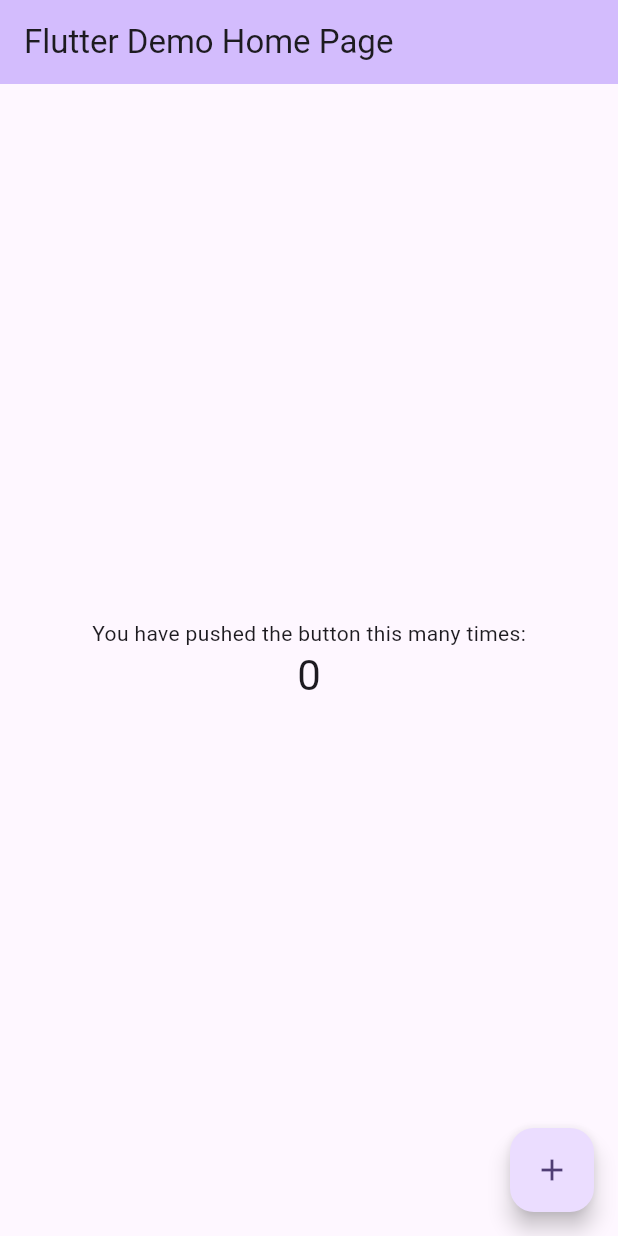
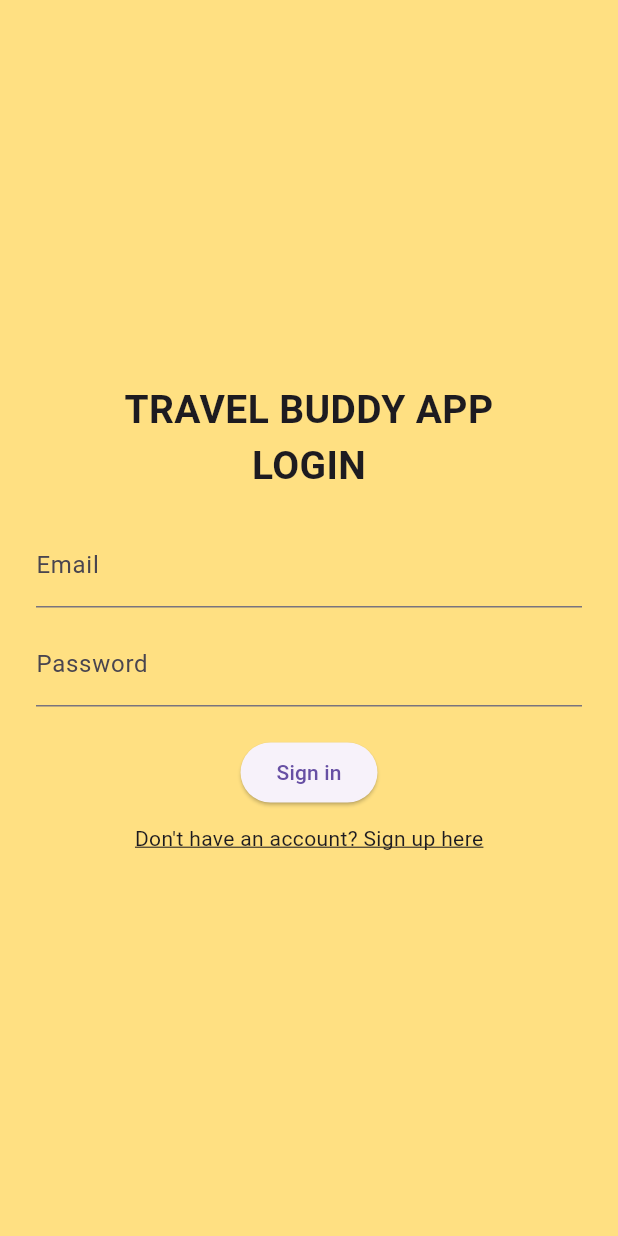
Before and after one commit to YummyFrog/Travel-Buddies-App-MAD, a Flutter app: the screen it shows after launch, on a phone screen of 412 x 824 dp. Run offline on Flutter 3.47's test engine with Material 3 defaults, Android fonts, the phone set to English and light mode, and no system bars; our stand-ins replace firebase_auth, firebase_core; accounts and stored records are empty.

Commit message:
enabled firebase, created placeholder for each screen

```diff
--- a/lib/main.dart
+++ b/lib/main.dart
@@ -1,122 +1,45 @@
 import 'package:flutter/material.dart';
+import 'package:firebase_core/firebase_core.dart';
+import 'package:firebase_auth/firebase_auth.dart';
+import 'screens/login_screen.dart';
+import 'screens/home_screen.dart';
 
-void main() {
-  runApp(const MyApp());
+void main() async {
+  WidgetsFlutterBinding.ensureInitialized();
+  await Firebase.initializeApp();
+  runApp(const TravelBuddyApp());
 }
 
-class MyApp extends StatelessWidget {
-  const MyApp({super.key});
+class TravelBuddyApp extends StatelessWidget {
+  const TravelBuddyApp({Key? key}) : super(key: key);
 
-  // This widget is the root of your application.
   @override
   Widget build(BuildContext context) {
     return MaterialApp(
-      title: 'Flutter Demo',
+      title: 'Travel Buddy',
+      debugShowCheckedModeBanner: false,
       theme: ThemeData(
-        // This is the theme of your application.
-        //
-        // TRY THIS: Try running your application with "flutter run". You'll see
-        // the application has a purple toolbar. Then, without quitting the app,
-        // try changing the seedColor in the colorScheme below to Colors.green
-        // and then invoke "hot reload" (save your changes or press the "hot
-        // reload" button in a Flutter-supported IDE, or press "r" if you used
-        // the command line to start the app).
-        //
-        // Notice that the counter didn't reset back to zero; the application
-        // state is not lost during the reload. To reset the state, use hot
-        // restart instead.
-        //
-        // This works for code too, not just values: Most code changes can be
-        // tested with just a hot reload.
-        colorScheme: ColorScheme.fromSeed(seedColor: Colors.deepPurple),
+        primarySwatch: Colors.orange,
       ),
-      home: const MyHomePage(title: 'Flutter Demo Home Page'),
+      home: AuthWrapper(),
     );
   }
 }
 
-class MyHomePage extends StatefulWidget {
-  const MyHomePage({super.key, required this.title});
-
-  // This widget is the home page of your application. It is stateful, meaning
-  // that it has a State object (defined below) that contains fields that affect
-  // how it looks.
-
-  // This class is the configuration for the state. It holds the values (in this
-  // case the title) provided by the parent (in this case the App widget) and
-  // used by the build method of the State. Fields in a Widget subclass are
-  // always marked "final".
-
-  final String title;
-
-  @override
-  State<MyHomePage> createState() => _MyHomePageState();
-}
-
-class _MyHomePageState extends State<MyHomePage> {
-  int _counter = 0;
-
-  void _incrementCounter() {
-    setState(() {
-      // This call to setState tells the Flutter framework that something has
-      // changed in this State, which causes it to rerun the build method below
-      // so that the display can reflect the updated values. If we changed
-      // _counter without calling setState(), then the build method would not be
-      // called again, and so nothing would appear to happen.
-      _counter++;
-    });
-  }
-
+class AuthWrapper extends StatelessWidget {
   @override
   Widget build(BuildContext context) {
-    // This method is rerun every time setState is called, for instance as done
-    // by the _incrementCounter method above.
-    //
-    // The Flutter framework has been optimized to make rerunning build methods
-    // fast, so that you can just rebuild anything that needs updating rather
-    // than having to individually change instances of widgets.
-    return Scaffold(
-      appBar: AppBar(
-        // TRY THIS: Try changing the color here to a specific color (to
-        // Colors.amber, perhaps?) and trigger a hot reload to see the AppBar
-        // change color while the other colors stay the same.
-        backgroundColor: Theme.of(context).colorScheme.inversePrimary,
-        // Here we take the value from the MyHomePage object that was created by
-        // the App.build method, and use it to set our appbar title.
-        title: Text(widget.title),
-      ),
-      body: Center(
-        // Center is a layout widget. It takes a single child and positions it
-        // in the middle of the parent.
-        child: Column(
-          // Column is also a layout widget. It takes a list of children and
-          // arranges them vertically. By default, it sizes itself to fit its
-          // children horizontally, and tries to be as tall as its parent.
-          //
-          // Column has various properties to control how it sizes itself and
-          // how it positions its children. Here we use mainAxisAlignment to
-          // center the children vertically; the main axis here is the vertical
-          // axis because Columns are vertical (the cross axis would be
-          // horizontal).
-          //
-          // TRY THIS: Invoke "debug painting" (choose the "Toggle Debug Paint"
-          // action in the IDE, or press "p" in the console), to see the
-          // wireframe for each widget.
-          mainAxisAlignment: MainAxisAlignment.center,
-          children: <Widget>[
-            const Text('You have pushed the button this many times:'),
-            Text(
-              '$_counter',
-              style: Theme.of(context).textTheme.headlineMedium,
-            ),
-          ],
-        ),
-      ),
-      floatingActionButton: FloatingActionButton(
-        onPressed: _incrementCounter,
-        tooltip: 'Increment',
-        child: const Icon(Icons.add),
-      ), // This trailing comma makes auto-formatting nicer for build methods.
+    return StreamBuilder<User?>(
+      stream: FirebaseAuth.instance.authStateChanges(),
+      builder: (context, snapshot) {
+        if (snapshot.connectionState == ConnectionState.waiting) {
+          return const Center(child: CircularProgressIndicator());
+        } else if (snapshot.hasData) {
+          return const HomeScreen(); // Once logged in
+        } else {
+          return const LoginScreen(); // Not logged in
+        }
+      },
     );
   }
 }
--- /dev/null
+++ b/lib/screens/login_screen.dart
@@ -0,0 +1,98 @@
+import 'package:flutter/material.dart';
+import 'package:firebase_auth/firebase_auth.dart';
+import 'register_screen.dart';
+
+class LoginScreen extends StatefulWidget {
+  const LoginScreen({Key? key}) : super(key: key);
+
+  @override
+  State<LoginScreen> createState() => _LoginScreenState();
+}
+
+class _LoginScreenState extends State<LoginScreen> {
+  final TextEditingController emailController = TextEditingController();
+  final TextEditingController passwordController = TextEditingController();
+  final FirebaseAuth _auth = FirebaseAuth.instance;
+
+  String errorMessage = '';
+
+  void loginUser() async {
+    try {
+      await _auth.signInWithEmailAndPassword(
+        email: emailController.text.trim(),
+        password: passwordController.text.trim(),
+      );
+      // TODO: Navigate to Home Screen
+    } on FirebaseAuthException catch (e) {
+      setState(() {
+        errorMessage = e.message ?? "Login failed.";
+      });
+    }
+  }
+
+  @override
+  Widget build(BuildContext context) {
+    return Scaffold(
+      body: Stack(
+        children: [
+          // Background container for looping images (placeholder for now)
+          Container(color: Colors.amber[200]),
+
+          // Login form overlay
+          Center(
+            child: SingleChildScrollView(
+              padding: const EdgeInsets.all(24.0),
+              child: Column(
+                mainAxisAlignment: MainAxisAlignment.center,
+                children: [
+                  const Text(
+                    'TRAVEL BUDDY APP\nLOGIN',
+                    textAlign: TextAlign.center,
+                    style: TextStyle(fontSize: 26, fontWeight: FontWeight.bold),
+                  ),
+                  const SizedBox(height: 20),
+                  TextField(
+                    controller: emailController,
+                    decoration: const InputDecoration(labelText: 'Email'),
+                  ),
+                  const SizedBox(height: 10),
+                  TextField(
+                    controller: passwordController,
+                    obscureText: true,
+                    decoration: const InputDecoration(labelText: 'Password'),
+                  ),
+                  const SizedBox(height: 20),
+                  ElevatedButton(
+                    onPressed: loginUser,
+                    child: const Text('Sign in'),
+                  ),
+                  if (errorMessage.isNotEmpty)
+                    Padding(
+                      padding: const EdgeInsets.only(top: 10),
+                      child: Text(
+                        errorMessage,
+                        style: const TextStyle(color: Colors.red),
+                      ),
+                    ),
+                  const SizedBox(height: 10),
+                  GestureDetector(
+                    onTap: () {
+                      Navigator.push(
+                        context,
+                        MaterialPageRoute(builder: (_) => const RegisterScreen()),
+                      );
+                    },
+                    child: const Text(
+                      "Don't have an account? Sign up here",
+                      style: TextStyle(decoration: TextDecoration.underline),
+                    ),
+                  ),
+                ],
+              ),
+            ),
+          ),
+        ],
+      ),
+    );
+  }
+}
--- a/pubspec.yaml
+++ b/pubspec.yaml
@@ -30,6 +30,8 @@ environment:
 dependencies:
   flutter:
     sdk: flutter
+  firebase_core: ^2.24.0
+  firebase_auth: ^4.15.0
 
   # The following adds the Cupertino Icons font to your application.
   # Use with the CupertinoIcons class for iOS style icons.
```
Also changed, not shown: lib/screens/register_screen.dart (added, +81 -0 lines), firebase.json (added), lib/firebase_options.dart (added), lib/screens/chat_screen.dart (added), lib/screens/home_screen.dart (added), lib/screens/itinerary_screen.dart (added), lib/screens/match_screen.dart (added), lib/screens/profile_screen.dart (added), pubspec.lock, 6 other files.
